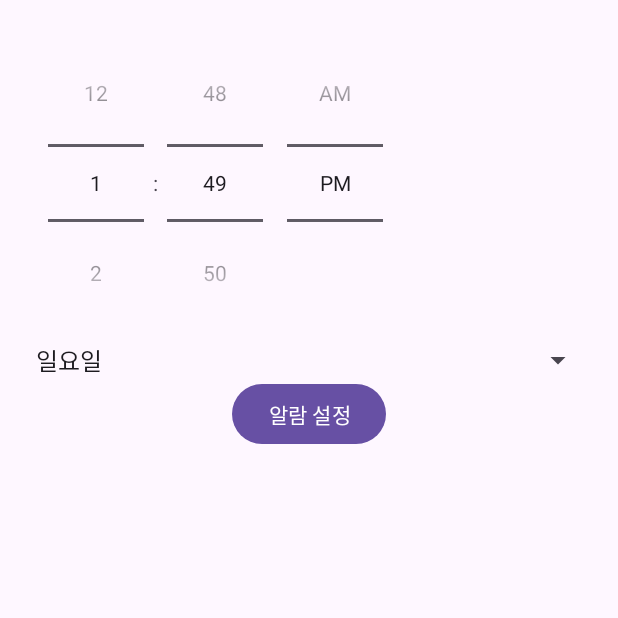
After one commit to jyty0807/Time_to_pay, an Android app: the Alram screen opened directly, with no data from a screen before it, on a phone screen of 412 x 824 dp, the top half of it. The commit adds this screen. Run offline under Robolectric (Android 15) with nearby library versions, the phone set to English and light mode, and no system bars.

Commit message:
알람 / 설정한 요일과 시간에서 푸쉬 알람 울리고 예 아니요 기능 설정 예 - 시간 차감 기능 넣으면 됨

```diff
--- /dev/null
+++ b/app/src/main/java/com/cookandroid/timetopay/Alram.kt
@@ -0,0 +1,43 @@
+package com.cookandroid.timetopay
+
+
+import android.os.Bundle
+
+
+import android.widget.ArrayAdapter
+import android.widget.Button
+import android.widget.Spinner
+import android.widget.TimePicker
+import androidx.appcompat.app.AppCompatActivity
+
+class Alram : AppCompatActivity() {
+    private lateinit var timePicker: TimePicker
+    private lateinit var daySpinner: Spinner
+    private lateinit var setAlarmButton: Button
+
+    override fun onCreate(savedInstanceState: Bundle?) {
+        super.onCreate(savedInstanceState)
+        setContentView(R.layout.alrammanager)
+
+        timePicker = findViewById(R.id.timePicker)
+        daySpinner = findViewById(R.id.daySpinner)
+        setAlarmButton = findViewById(R.id.setAlarmButton)
+
+        ArrayAdapter.createFromResource(
+            this,
+            R.array.days_of_week,
+            android.R.layout.simple_spinner_item
+        ).also { adapter ->
+            adapter.setDropDownViewResource(android.R.layout.simple_spinner_dropdown_item)
+            daySpinner.adapter = adapter
+        }
+
+        setAlarmButton.setOnClickListener {
+            val hour = timePicker.hour
+            val minute = timePicker.minute
+            val dayOfWeek = daySpinner.selectedItemPosition + 1
+            val alarmHelper = AlarmHelper(this)
+            alarmHelper.setAlarm(hour, minute, dayOfWeek, 0)
+        }
+    }
+}
--- /dev/null
+++ b/app/src/main/res/layout/alrammanager.xml
@@ -0,0 +1,27 @@
+<?xml version="1.0" encoding="utf-8"?>
+<LinearLayout xmlns:android="http://schemas.android.com/apk/res/android"
+    android:layout_width="match_parent"
+    android:layout_height="match_parent"
+    android:orientation="vertical"
+    android:padding="16dp">
+
+    <TimePicker
+        android:id="@+id/timePicker"
+        android:layout_width="wrap_content"
+        android:layout_height="wrap_content"
+        android:timePickerMode="spinner"/>
+
+    <Spinner
+        android:id="@+id/daySpinner"
+        android:layout_width="match_parent"
+        android:layout_height="wrap_content"
+        android:entries="@array/days_of_week" />
+
+    <Button
+        android:id="@+id/setAlarmButton"
+        android:layout_width="wrap_content"
+        android:layout_height="wrap_content"
+        android:text="알람 설정"
+        android:layout_gravity="center_horizontal"/>
+
+</LinearLayout>
--- /dev/null
+++ b/app/src/main/res/values/arrays.xml
@@ -0,0 +1,12 @@
+<?xml version="1.0" encoding="utf-8"?>
+<resources>
+    <string-array name="days_of_week">
+        <item>일요일</item>
+        <item>월요일</item>
+        <item>화요일</item>
+        <item>수요일</item>
+        <item>목요일</item>
+        <item>금요일</item>
+        <item>토요일</item>
+    </string-array>
+</resources>
--- a/app/src/main/res/values/strings.xml
+++ b/app/src/main/res/values/strings.xml
@@ -1,4 +1,6 @@
 <resources>
     <string name="app_name">TimeToPay</string>
     <string name="today_date">Today : %1$s</string>
+    <string name="channel_name">Your Channel Name</string>
+    <string name="channel_description">Your Channel Description</string>
 </resources>
```
Also changed, not shown: app/src/main/AndroidManifest.xml (+6 -12 lines), app/src/main/java/com/cookandroid/timetopay/Alarm.kt (deleted, +0 -34 lines), app/src/main/java/com/cookandroid/timetopay/AlarmHelper.kt (added, +30 -0 lines), app/src/main/java/com/cookandroid/timetopay/AlarmReceiver.kt (added, +35 -0 lines), app/src/main/java/com/cookandroid/timetopay/Alarmmanager.kt (added, +75 -0 lines), app/src/main/java/com/cookandroid/timetopay/Alramtimeviewactivity.kt (deleted, +0 -34 lines), app/src/main/java/com/cookandroid/timetopay/MainActivity.kt (+21 -19 lines), app/src/main/res/layout/activity_alarm_helper.xml (added, +9 -0 lines), app/src/main/res/layout/activity_alram.xml (added, +9 -0 lines), app/src/main/res/layout/activity_alramtimeviewactivity.xml (deleted, +0 -21 lines).
